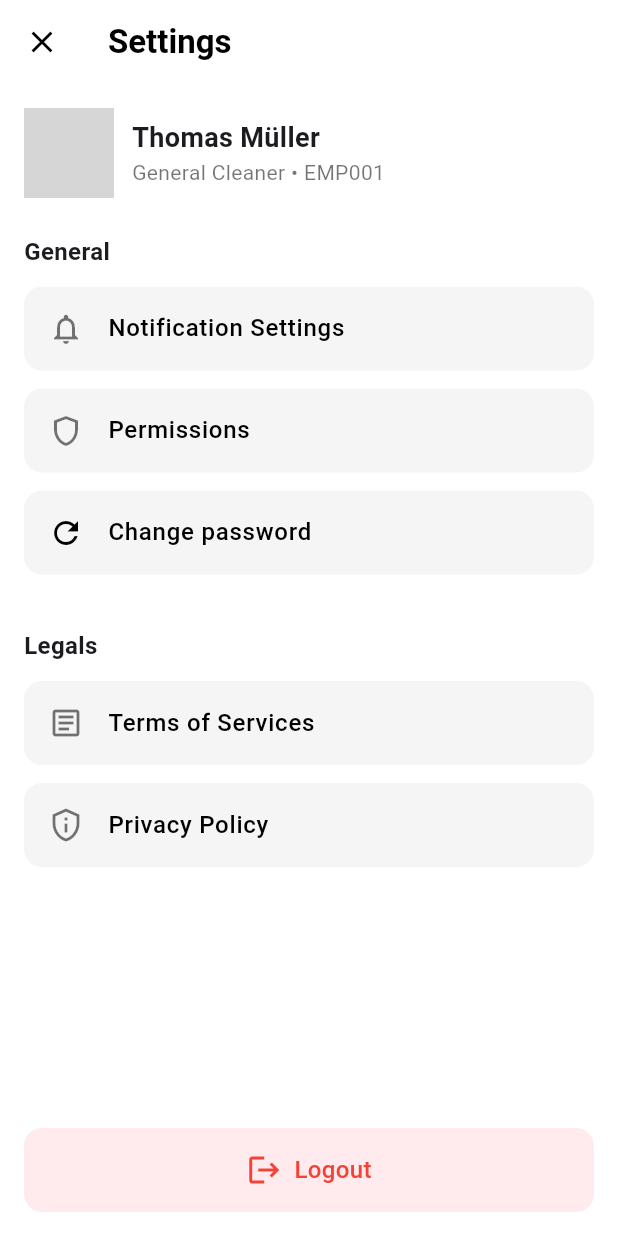
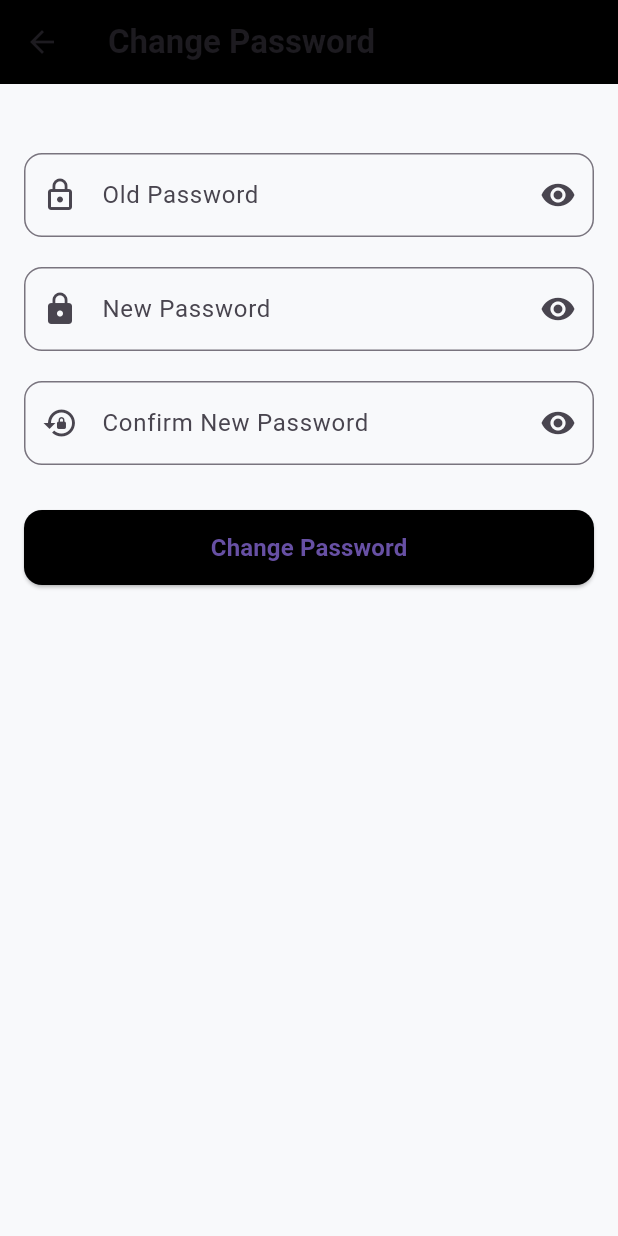
Before and after one commit to livingspark108/Deineputzcrew-mobile-app, a Flutter app: the SettingsScreen screen opened directly, after a tap on "Change password", on a phone screen of 412 x 824 dp. Run offline on Flutter 3.47's test engine with Material 3 defaults, Android fonts, the phone set to English and light mode, and no system bars; our stand-ins replace connectivity_plus, device_info_plus, geolocator, image_picker, shared_preferences, sqflite; accounts and stored records are empty; network calls fail; grey boxes are pictures that could not be loaded.

Commit message:
first commit

```diff
--- /dev/null
+++ b/lib/changepassword.dart
@@ -0,0 +1,214 @@
+import 'dart:convert';
+import 'package:flutter/material.dart';
+import 'package:http/http.dart' as http;
+import 'package:shared_preferences/shared_preferences.dart';
+
+class ChangePasswordScreen extends StatefulWidget {
+  const ChangePasswordScreen({super.key});
+
+  @override
+  State<ChangePasswordScreen> createState() => _ChangePasswordScreenState();
+}
+
+class _ChangePasswordScreenState extends State<ChangePasswordScreen> {
+  final _formKey = GlobalKey<FormState>();
+  final TextEditingController _oldPasswordController = TextEditingController();
+  final TextEditingController _newPasswordController = TextEditingController();
+  final TextEditingController _confirmPasswordController =
+  TextEditingController();
+
+  bool _isSubmitting = false;
+  bool _obscureOld = true;
+  bool _obscureNew = true;
+  bool _obscureConfirm = true;
+
+  Future<void> _changePassword() async {
+    if (!_formKey.currentState!.validate()) return;
+
+    setState(() => _isSubmitting = true);
+
+    // Get token from SharedPreferences
+    final prefs = await SharedPreferences.getInstance();
+    final token = prefs.getString("auth_token");
+
+    if (token == null) {
+      setState(() => _isSubmitting = false);
+      ScaffoldMessenger.of(context).showSnackBar(
+        const SnackBar(content: Text("No auth token found. Please login again.")),
+      );
+      return;
+    }
+
+    final url = Uri.parse('https://admin.deineputzcrew.de/api/change-password/');
+    final body = jsonEncode({
+      "old_password": _oldPasswordController.text.trim(),
+      "new_password1": _newPasswordController.text.trim(),
+      "new_password2": _confirmPasswordController.text.trim(),
+    });
+
+    try {
+      final response = await http.post(
+        url,
+        headers: {
+          'Authorization': 'token $token',
+          'Content-Type': 'application/json',
+        },
+        body: body,
+      );
+
+      setState(() => _isSubmitting = false);
+
+      final resBody = jsonDecode(response.body);
+      String message = resBody['message']?.toString() ?? 'Something went wrong';
+
+      ScaffoldMessenger.of(context).showSnackBar(
+        SnackBar(content: Text(message)),
+      );
+
+      if (response.statusCode == 200) {
+        Navigator.pop(context); // Go back after success
+      }
+    } catch (e) {
+      setState(() => _isSubmitting = false);
+      ScaffoldMessenger.of(context).showSnackBar(
+        SnackBar(content: Text('Error: $e')),
+      );
+    }
+  }
+
+  @override
+  void dispose() {
+    _oldPasswordController.dispose();
+    _newPasswordController.dispose();
+    _confirmPasswordController.dispose();
+    super.dispose();
+  }
+
+  @override
+  Widget build(BuildContext context) {
+    return Scaffold(
+      backgroundColor: const Color(0xFFF8F9FB),
+      appBar: AppBar(
+        title: const Text(
+          'Change Password',
+          style: TextStyle(fontWeight: FontWeight.w600),
+        ),
+        backgroundColor: const Color(0xFF000000),
+        elevation: 0,
+      ),
+      body: Padding(
+        padding: const EdgeInsets.all(16),
+        child: Form(
+          key: _formKey,
+          child: ListView(
+            children: [
+              const SizedBox(height: 30),
+              // Old password
+              TextFormField(
+                controller: _oldPasswordController,
+                obscureText: _obscureOld,
+                decoration: InputDecoration(
+                  labelText: 'Old Password',
+                  border: OutlineInputBorder(
+                      borderRadius: BorderRadius.circular(12)),
+                  prefixIcon: const Icon(Icons.lock_outline),
+                  suffixIcon: IconButton(
+                    icon: Icon(
+                        _obscureOld ? Icons.visibility : Icons.visibility_off),
+                    onPressed: () =>
+                        setState(() => _obscureOld = !_obscureOld),
+                  ),
+                ),
+                validator: (value) {
+                  if (value == null || value.isEmpty) {
+                    return 'Old password is required';
+                  }
+                  return null;
+                },
+              ),
+              const SizedBox(height: 20),
+
+              // New password
+              TextFormField(
+                controller: _newPasswordController,
+                obscureText: _obscureNew,
+                decoration: InputDecoration(
+                  labelText: 'New Password',
+                  border: OutlineInputBorder(
+                      borderRadius: BorderRadius.circular(12)),
+                  prefixIcon: const Icon(Icons.lock),
+                  suffixIcon: IconButton(
+                    icon: Icon(
+                        _obscureNew ? Icons.visibility : Icons.visibility_off),
+                    onPressed: () =>
+                        setState(() => _obscureNew = !_obscureNew),
+                  ),
+                ),
+                validator: (value) {
+                  if (value == null || value.isEmpty) {
+                    return 'New password is required';
+                  }
+                  if (value.length < 8) {
+                    return 'Password must be at least 8 characters';
+                  }
+                  return null;
+                },
+              ),
+              const SizedBox(height: 20),
+
+              // Confirm password
+              TextFormField(
+                controller: _confirmPasswordController,
+                obscureText: _obscureConfirm,
+                decoration: InputDecoration(
+                  labelText: 'Confirm New Password',
+                  border: OutlineInputBorder(
+                      borderRadius: BorderRadius.circular(12)),
+                  prefixIcon: const Icon(Icons.lock_reset),
+                  suffixIcon: IconButton(
+                    icon: Icon(_obscureConfirm
+                        ? Icons.visibility
+                        : Icons.visibility_off),
+                    onPressed: () =>
+                        setState(() => _obscureConfirm = !_obscureConfirm),
+                  ),
+                ),
+                validator: (value) {
+                  if (value == null || value.isEmpty) {
+                    return 'Confirm password is required';
+                  }
+                  if (value != _newPasswordController.text) {
+                    return 'Passwords do not match';
+                  }
+                  return null;
+                },
+              ),
+              const SizedBox(height: 30),
+
+              // Submit button
+              SizedBox(
+                width: double.infinity,
+                height: 50,
+                child: ElevatedButton(
+                  onPressed: _isSubmitting ? null : _changePassword,
+                  style: ElevatedButton.styleFrom(
+                    backgroundColor: const Color(0xFF000000),
+                    shape: RoundedRectangleBorder(
+                        borderRadius: BorderRadius.circular(12)),
+                  ),
+                  child: _isSubmitting
+                      ? const CircularProgressIndicator(color: Colors.white)
+                      : const Text(
+                    'Change Password',
+                    style: TextStyle(
+                        fontSize: 16, fontWeight: FontWeight.w600),
+                  ),
+                ),
+              ),
+            ],
+          ),
+        ),
+      ),
+    );
+  }
+}
--- a/lib/home.dart
+++ b/lib/home.dart
@@ -70,6 +70,7 @@ class _MainAppState extends State<MainApp> {
         items: const [
           BottomNavigationBarItem(icon: Icon(Icons.home), label: 'Home'),
           BottomNavigationBarItem(icon: Icon(Icons.list), label: 'Tasks'),
+          BottomNavigationBarItem(icon: Icon(Icons.settings), label: 'Settings'),
 
         ],
       ),
--- a/lib/settings.dart
+++ b/lib/settings.dart
@@ -1,17 +1,20 @@
 import 'package:diveinpuits/login.dart';
 import 'package:flutter/material.dart';
 import 'package:shared_preferences/shared_preferences.dart';
-
+import 'changepassword.dart';
 
 class SettingsScreen extends StatelessWidget {
   const SettingsScreen({super.key});
 
-  Widget _buildListTile(
-      {required IconData icon,
-        required String title,
-        Color? iconColor,
-        Color? textColor,
-        bool isLogout = false}) {
+  Widget _buildListTile({
+    required BuildContext context,
+    required IconData icon,
+    required String title,
+    Color? iconColor,
+    Color? textColor,
+    bool isLogout = false,
+    VoidCallback? onTap, // add callback
+  }) {
     return Container(
       margin: const EdgeInsets.only(bottom: 12),
       decoration: BoxDecoration(
@@ -23,13 +26,12 @@ class SettingsScreen extends StatelessWidget {
         title: Text(
           title,
           style: TextStyle(
-              fontSize: 16,
-              fontWeight: FontWeight.w500,
-              color: textColor ?? Colors.black),
+            fontSize: 16,
+            fontWeight: FontWeight.w500,
+            color: textColor ?? Colors.black,
+          ),
         ),
-        onTap: () {
-          // Handle navigation or action here
-        },
+        onTap: onTap,
       ),
     );
   }
@@ -44,6 +46,7 @@ class SettingsScreen extends StatelessWidget {
         leading: IconButton(
           icon: const Icon(Icons.close, color: Colors.black),
           onPressed: () {
+            Navigator.pop(context);
           },
         ),
         title: const Text(
@@ -88,18 +91,45 @@ class SettingsScreen extends StatelessWidget {
             const SizedBox(height: 12),
 
             _buildListTile(
-                icon: Icons.notifications_none, title: "Notification Settings"),
-            _buildListTile(icon: Icons.shield_outlined, title: "Permissions"),
+              context: context,
+              icon: Icons.notifications_none,
+              title: "Notification Settings",
+            ),
             _buildListTile(
-                icon: Icons.refresh, title: "Change password", iconColor: Colors.black),
+              context: context,
+              icon: Icons.shield_outlined,
+              title: "Permissions",
+            ),
+            _buildListTile(
+              context: context,
+              icon: Icons.refresh,
+              title: "Change password",
+              iconColor: Colors.black,
+              onTap: () {
+                Navigator.push(
+                  context,
+                  MaterialPageRoute(
+                    builder: (context) => const ChangePasswordScreen(),
+                  ),
+                );
+              },
+            ),
 
             const SizedBox(height: 24),
             const Text("Legals",
                 style: TextStyle(fontWeight: FontWeight.w600, fontSize: 16)),
             const SizedBox(height: 12),
 
-            _buildListTile(icon: Icons.article_outlined, title: "Terms of Services"),
-            _buildListTile(icon: Icons.privacy_tip_outlined, title: "Privacy Policy"),
+            _buildListTile(
+              context: context,
+              icon: Icons.article_outlined,
+              title: "Terms of Services",
+            ),
+            _buildListTile(
+              context: context,
+              icon: Icons.privacy_tip_outlined,
+              title: "Privacy Policy",
+            ),
 
             const Spacer(),
 
@@ -108,10 +138,9 @@ class SettingsScreen extends StatelessWidget {
               onTap: () async {
                 final prefs = await SharedPreferences.getInstance();
                 prefs.clear();
-                Navigator.pop(context);
                 Navigator.pushReplacement(
                   context,
-                  MaterialPageRoute(builder: (context) => LoginScreen()),
+                  MaterialPageRoute(builder: (context) =>  LoginScreen()),
                 );
               },
               child: Container(
```
Also changed, not shown: lib/forgetpasswordscreen.dart (+66 -28 lines), lib/resetpassword.dart (added, +212 -0 lines).
